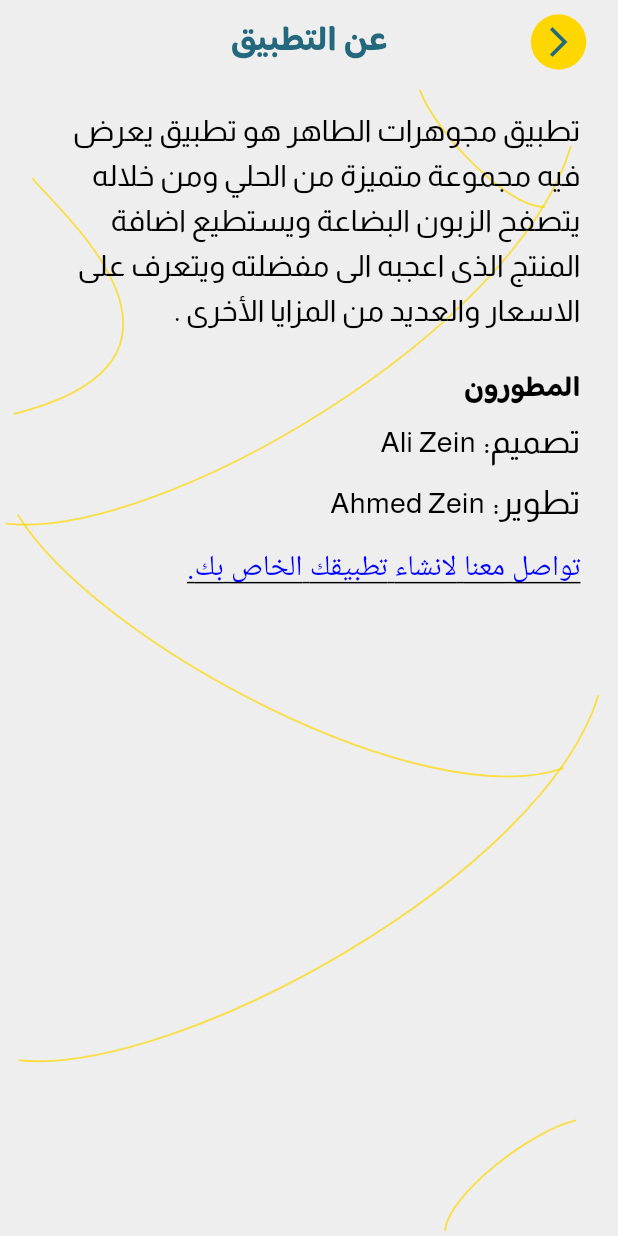
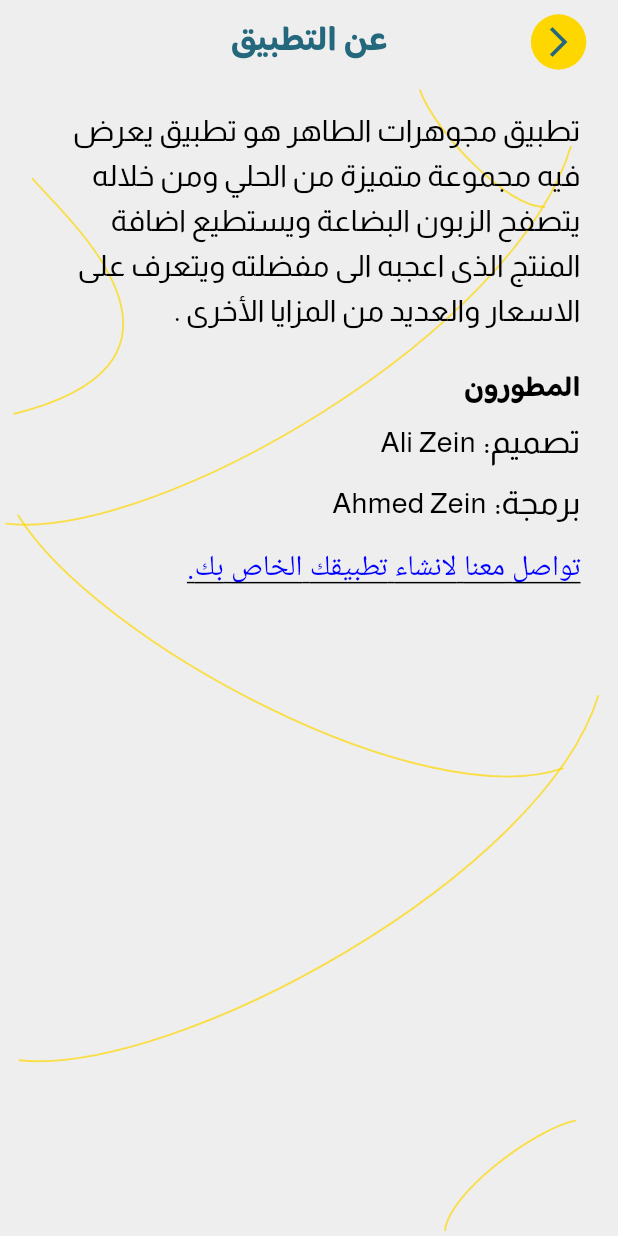
Before and after one commit to ahmedzein-dev/Al-Taher-Jewellery, a Flutter app: the AboutUSScreen screen opened by its route, on a phone screen of 412 x 824 dp. Run offline on Flutter 3.47's test engine with Material 3 defaults, Android fonts, the phone set to English and light mode, and no system bars; our stand-ins replace cached_network_image, carousel_slider, curved_navigation_bar, dartz, equatable, firebase_core and 12 more; accounts and stored records are empty.

Commit message:
"Build and release an Android app."

```diff
--- a/lib/about_us/presentation/screens/about_us_screen.dart
+++ b/lib/about_us/presentation/screens/about_us_screen.dart
@@ -37,7 +37,7 @@ class AboutUSScreen extends StatelessWidget {
                 SizedBox(height: 5.h),
                 const DeveloperWidget(title: 'تصميم', name: 'Ali Zein'),
                 SizedBox(height: 10.h),
-                const DeveloperWidget(title: 'تطوير', name: 'Ahmed Zein'),
+                const DeveloperWidget(title: 'برمجة', name: 'Ahmed Zein'),
                 SizedBox(height: 15.h),
                 AboutUsButton(
                   onTab: () async {
--- a/lib/categories/presentation/widgets/category_background.dart
+++ b/lib/categories/presentation/widgets/category_background.dart
@@ -26,6 +26,7 @@ class CategoryBackground extends StatelessWidget {
       padding: EdgeInsets.only(right: 15.w),
       child: Card(
         color: color,
+        margin: const EdgeInsets.fromLTRB(0, 4, 4, 4),
         elevation: 8,
         shape: RoundedRectangleBorder(
           borderRadius: BorderRadius.only(
--- a/pubspec.yaml
+++ b/pubspec.yaml
@@ -35,12 +35,16 @@ dependencies:
 dev_dependencies:
   flutter_test:
     sdk: flutter
-
   flutter_lints: ^2.0.3
   hive_generator: ^2.0.1
   build_runner: ^2.4.6
   freezed: ^2.4.5
+  flutter_launcher_icons: ^0.13.1
 
+flutter_icons:
+  android: "launcher_icon"
+  ios: true
+  image_path: "assets/images/app_icon.png"
 
 flutter:
   uses-material-design: true
```
Also changed, not shown: assets/images/app_icon.png (added), pubspec.lock, 28 other files.
